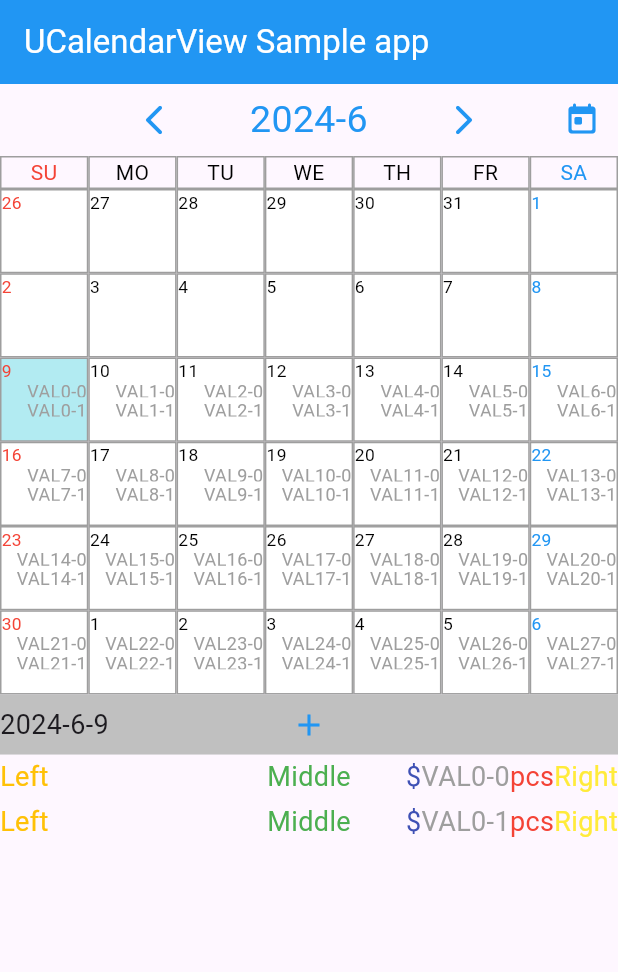
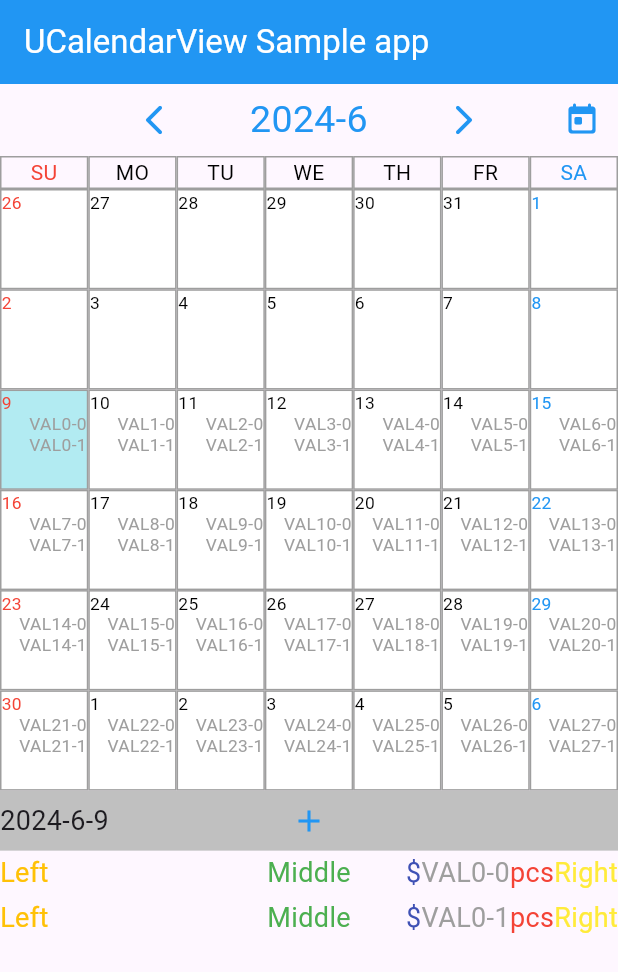
Before and after one commit to Tomohiro-Uchida/u_calendar_view_dart, a Flutter app: the screen it shows after launch, on a phone screen of 412 x 824 dp. Shown: the top 972 px of the screen. Run offline on Flutter 3.47's test engine with Material 3 defaults, Android fonts, the phone set to English and light mode, and no system bars; our stand-ins replace flutter_riverpod, plugin_platform_interface; generated files the repository leaves out were written again.

Commit message:
0.4.1+42

```diff
--- a/lib/u_calendar_view_dart.dart
+++ b/lib/u_calendar_view_dart.dart
@@ -10,13 +10,13 @@ class UCalendarViewDart {}
 
 double defaultWindowHeight = 852; // iPhone 15
 double windowFactorHeight = 1.0;
-const double defaultFontSize = 14.0;
-const double fontSizeFactor = 1.1;
+const double defaultFontSize = 12.0;
+const double fontSizeFactor = 1.2;
 const int defaultMaxLinesInDay = 3;
 double entryFontSize = defaultFontSize * windowFactorHeight;
 double dateHeight = entryFontSize * fontSizeFactor;
 double dayEntryHeight = entryFontSize * fontSizeFactor;
-double dayCellHeight = dayEntryHeight * (4 + 1) * fontSizeFactor;
+double dayCellHeight = dayEntryHeight * (3 + 1) * fontSizeFactor;
 double coreTableHeight = dayCellHeight * 6;
 Map<int, DateTime> pageMap = {};
 String assets = "";
@@ -50,7 +50,8 @@ class UCEntry {
   Color unitEndColor = const Color(0xFF000000);
   String rightLabel = "";
   Color rightLabelColor = const Color(0xFF000000);
-  double tableFontSize = 14.0;
+  // double tableFontSize = 14.0;
+  double tableFontSize = defaultFontSize;
   double listFontSize = 18.0;
   Alignment tableAlignment = Alignment.centerLeft;
 }
@@ -124,7 +125,7 @@ class UCHoliday extends StatelessWidget {
         child: Container(
             alignment: Alignment.topLeft,
             child: Text(holiday.holidayName,
-                maxLines: 1, overflow: TextOverflow.clip, style: TextStyle(fontSize: entryFontSize - 2.0))));
+                maxLines: 1, overflow: TextOverflow.clip, style: TextStyle(fontSize: entryFontSize))));
   }
 }
 
@@ -161,7 +162,7 @@ class UCDayEntryState extends State<UCDayEntry> {
     return Container(
         alignment: dayEntry.tableAlignment,
         child: Text(dayEntry.value,
-            maxLines: 1, style: TextStyle(fontSize: dayEntry.tableFontSize, color: dayEntry.valueColor)));
+            maxLines: 1, style: TextStyle(fontSize: entryFontSize, color: dayEntry.valueColor)));
   }
 }
 
--- a/pubspec.yaml
+++ b/pubspec.yaml
@@ -1,6 +1,6 @@
 name: u_calendar_view_dart
 description: CalendarView for Dart/Flutter
-version: 0.4.0+41
+version: 0.4.1+42
 homepage: https://github.com/Tomohiro-Uchida-Flutter/u_calendar_view_dart
 
 environment:
```
Also changed, not shown: 1 other file.
